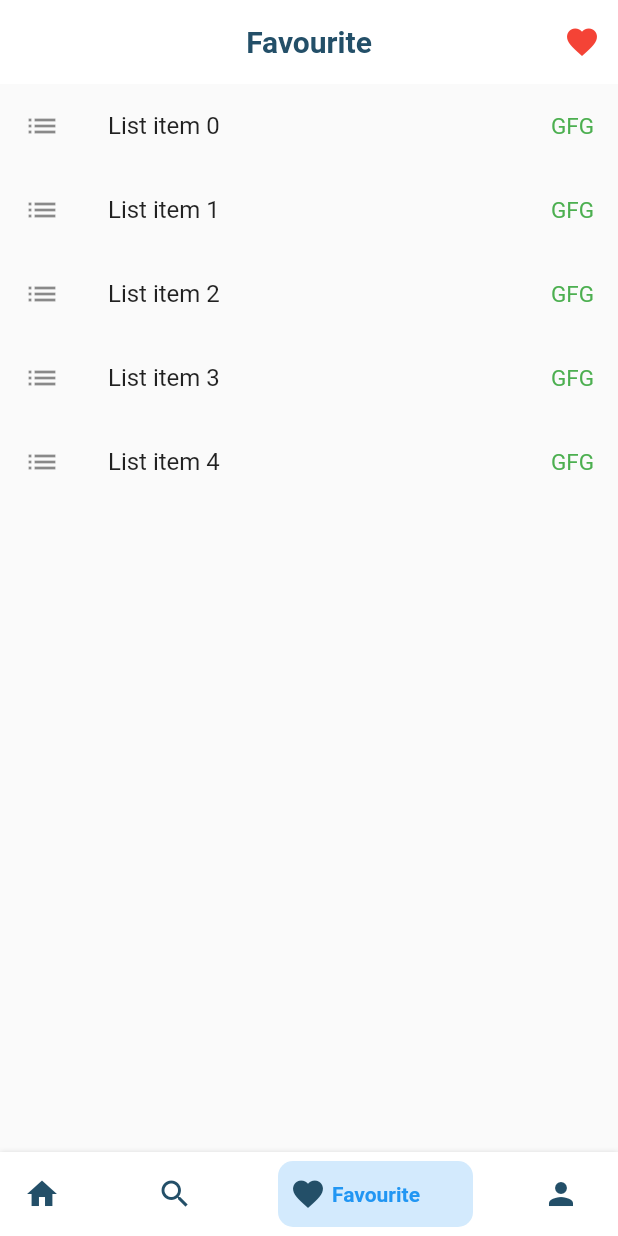
After one commit to fwdAndroid/yashudha_property_user, a Flutter app: the MobileScreenLayout screen opened directly, item 3 of the bottom bar chosen, after a tap on the "favorite" icon, on a phone screen of 412 x 824 dp. The commit adds this screen. Run offline on Flutter 3.47's test engine with Material 2 defaults, Android fonts, the phone set to English and light mode, and no system bars; drawn by our look-alikes of bottom_navy_bar.

Commit message:
Bottom Setup

```diff
--- /dev/null
+++ b/lib/bottom_pages/favourite.dart
@@ -0,0 +1,47 @@
+import 'package:flutter/material.dart';
+import 'package:flutter/src/widgets/framework.dart';
+import 'package:flutter/src/widgets/placeholder.dart';
+
+class Favourite extends StatefulWidget {
+  const Favourite({super.key});
+
+  @override
+  State<Favourite> createState() => _FavouriteState();
+}
+
+class _FavouriteState extends State<Favourite> {
+  @override
+  Widget build(BuildContext context) {
+    return Scaffold(
+      appBar: AppBar(
+        elevation: 0,
+        title: Text(
+          "Favourite",
+          style:
+              TextStyle(color: Color(0xff234F68), fontWeight: FontWeight.bold),
+        ),
+        centerTitle: true,
+        actions: [
+          IconButton(
+              onPressed: () {},
+              icon: Icon(
+                Icons.favorite,
+                color: Colors.red,
+              ))
+        ],
+        backgroundColor: Colors.white,
+      ),
+      body: ListView.builder(
+          itemCount: 5,
+          itemBuilder: (BuildContext context, int index) {
+            return ListTile(
+                leading: const Icon(Icons.list),
+                trailing: const Text(
+                  "GFG",
+                  style: TextStyle(color: Colors.green, fontSize: 15),
+                ),
+                title: Text("List item $index"));
+          }),
+    );
+  }
+}
--- /dev/null
+++ b/lib/bottom_pages/home.dart
@@ -0,0 +1,46 @@
+import 'package:flutter/material.dart';
+import 'package:flutter/src/widgets/framework.dart';
+import 'package:flutter/src/widgets/placeholder.dart';
+
+class Home_Screen extends StatefulWidget {
+  const Home_Screen({super.key});
+
+  @override
+  State<Home_Screen> createState() => _Home_ScreenState();
+}
+
+class _Home_ScreenState extends State<Home_Screen> {
+  @override
+  Widget build(BuildContext context) {
+    return Scaffold(
+      backgroundColor: Colors.white,
+      appBar: AppBar(
+        elevation: 0,
+        title: Text(
+          "Home",
+          style:
+              TextStyle(color: Color(0xff234F68), fontWeight: FontWeight.bold),
+        ),
+        centerTitle: true,
+        actions: [
+          IconButton(
+              onPressed: () {},
+              icon: Icon(
+                Icons.search,
+                color: Color(0xfff234F68),
+              ))
+        ],
+        backgroundColor: Colors.white,
+      ),
+      body: Column(
+        children: [
+          Image.asset(
+            "assets/logo.png",
+            height: 300,
+            fit: BoxFit.cover,
+          ),
+        ],
+      ),
+    );
+  }
+}
--- /dev/null
+++ b/lib/bottom_pages/search.dart
@@ -0,0 +1,45 @@
+import 'package:flutter/material.dart';
+import 'package:flutter/src/widgets/framework.dart';
+import 'package:flutter/src/widgets/placeholder.dart';
+
+class Search extends StatefulWidget {
+  const Search({super.key});
+
+  @override
+  State<Search> createState() => _SearchState();
+}
+
+class _SearchState extends State<Search> {
+  @override
+  Widget build(BuildContext context) {
+    return Scaffold(
+      appBar: AppBar(
+        elevation: 0,
+        actions: [
+          IconButton(
+              onPressed: () {},
+              icon: Icon(
+                Icons.search,
+                color: Color(0xfff234F68),
+              ))
+        ],
+        backgroundColor: Colors.white,
+      ),
+      backgroundColor: Colors.white,
+      body: Column(
+        crossAxisAlignment: CrossAxisAlignment.center,
+        mainAxisAlignment: MainAxisAlignment.center,
+        children: [
+          Center(
+              child: Text(
+            "Search Results",
+            style: TextStyle(
+                color: Color(0xfff234F68),
+                fontWeight: FontWeight.bold,
+                fontSize: 25),
+          ))
+        ],
+      ),
+    );
+  }
+}
--- /dev/null
+++ b/lib/bottom_pages/setting.dart
@@ -0,0 +1,58 @@
+import 'dart:math';
+
+import 'package:flutter/cupertino.dart';
+import 'package:flutter/material.dart';
+import 'package:flutter/src/widgets/framework.dart';
+import 'package:flutter/src/widgets/placeholder.dart';
+
+class Setting extends StatefulWidget {
+  const Setting({super.key});
+
+  @override
+  State<Setting> createState() => _SettingState();
+}
+
+class _SettingState extends State<Setting> {
+  int? _currentSelection = 0;
+
+  @override
+  Widget build(BuildContext context) {
+    return Scaffold(
+      backgroundColor: Colors.white,
+      appBar: AppBar(
+        centerTitle: true,
+        title: Text(
+          "Settings",
+          style: TextStyle(
+            color: Color(0xfff234F68),
+          ),
+        ),
+        elevation: 0,
+        actions: [
+          IconButton(
+              onPressed: () {},
+              icon: Icon(
+                Icons.logout,
+                color: Color(0xfff234F68),
+              ))
+        ],
+        backgroundColor: Colors.white,
+      ),
+      body: Column(
+        children: [
+          Image.asset(
+            "assets/logo.png",
+            height: 200,
+            fit: BoxFit.cover,
+          ),
+        ],
+      ),
+    );
+  }
+
+  Map<int, Widget> _children = {
+    0: Text('Transactions'),
+    1: Text('Listing'),
+    2: Text('Solid'),
+  };
+}
--- /dev/null
+++ b/lib/global.dart
@@ -0,0 +1,19 @@
+import 'package:flutter/material.dart';
+import 'package:yashudha_property_user/bottom_pages/favourite.dart';
+import 'package:yashudha_property_user/bottom_pages/home.dart';
+import 'package:yashudha_property_user/bottom_pages/search.dart';
+import 'package:yashudha_property_user/bottom_pages/setting.dart';
+
+const webScreenSize = 600;
+
+List<Widget> homeScreenItems = [
+  Home_Screen(),
+  Search(),
+  Favourite(),
+  Setting(),
+
+  // Profile()
+  //  Random(),
+  //  ChatPage(),
+  //  Profile(),
+];
--- a/lib/mobile_screen_layout.dart
+++ b/lib/mobile_screen_layout.dart
@@ -1,16 +1,105 @@
-import 'package:flutter/src/widgets/framework.dart';
-import 'package:flutter/src/widgets/placeholder.dart';
+import 'package:bottom_navy_bar/bottom_navy_bar.dart';
+import 'package:flutter/cupertino.dart';
+import 'package:flutter/material.dart';
+import 'package:yashudha_property_user/global.dart';
 
 class MobileScreenLayout extends StatefulWidget {
-  const MobileScreenLayout({super.key});
+  const MobileScreenLayout({Key? key}) : super(key: key);
 
   @override
   State<MobileScreenLayout> createState() => _MobileScreenLayoutState();
 }
 
 class _MobileScreenLayoutState extends State<MobileScreenLayout> {
+  int _currentIndex = 0;
+  late PageController _pageController;
+
+  @override
+  void initState() {
+    super.initState();
+    _pageController = PageController();
+  }
+
+  @override
+  void dispose() {
+    _pageController.dispose();
+    super.dispose();
+  }
+
   @override
   Widget build(BuildContext context) {
-    return const Placeholder();
+    return Scaffold(
+      body: SizedBox.expand(
+        child: PageView(
+            controller: _pageController,
+            onPageChanged: (index) {
+              setState(() => _currentIndex = index);
+            },
+            children: homeScreenItems),
+      ),
+      bottomNavigationBar: BottomNavyBar(
+        itemCornerRadius: 10,
+        selectedIndex: _currentIndex,
+        onItemSelected: (index) {
+          setState(() => _currentIndex = index);
+          _pageController.jumpToPage(index);
+        },
+        items: <BottomNavyBarItem>[
+          BottomNavyBarItem(
+              title: Text('Home'),
+              icon: Icon(
+                Icons.home,
+                color: Color(0xff234F68),
+              )),
+          BottomNavyBarItem(
+              title: Text('Search'),
+              icon: Icon(Icons.search, color: Color(0xff234F68))),
+          BottomNavyBarItem(
+              title: Text('Favourite'),
+              icon: Icon(Icons.favorite, color: Color(0xff234F68))),
+          BottomNavyBarItem(
+              title: Text('Profile'),
+              icon: Icon(Icons.person, color: Color(0xff234F68))),
+        ],
+      ),
+    );
   }
 }
+    // return Scaffold(
+
+    //   bottomNavigationBar: BottomNavyBar(
+    //     onTap: navigationTapped,
+    //     items: [
+    //       // backgroundColor: primaryColor,
+
+    //       BottomNavyBarItem(
+    //         icon: Image.asset(
+    //           _page == 0 ? 'asset/homered.png' : "asset/home.png",
+    //           width: 50,
+    //           height: 30,
+    //         ),
+    //       ),
+    //       BottomNavyBarItem(
+    //         icon: Image.asset(
+    //           _page == 1 ? 'asset/gridred.png' : "asset/grid.png",
+    //           width: 50,
+    //           height: 30,
+    //         ),
+    //       ),
+    //       BottomNavyBarItem(
+    //         icon: Image.asset(
+    //           _page == 2 ? 'asset/chatred.png' : "asset/chat.png",
+    //           width: 50,
+    //           height: 30,
+    //         ),
+    //       ),
+    //       BottomNavyBarItem(
+    //         icon: Image.asset(
+    //           _page == 3 ? 'asset/profile.png' : "asset/profile.png",
+    //           width: 50,
+    //           height: 30,
+    //         ),
+    //       ),
+    //     ],
+    //   ),
+    // );
--- a/pubspec.yaml
+++ b/pubspec.yaml
@@ -35,6 +35,7 @@ dependencies:
   # The following adds the Cupertino Icons font to your application.
   # Use with the CupertinoIcons class for iOS style icons.
   cupertino_icons: ^1.0.2
+  bottom_navy_bar: ^6.0.0
 
 dev_dependencies:
   flutter_test:
```
Also changed, not shown: pubspec.lock.
